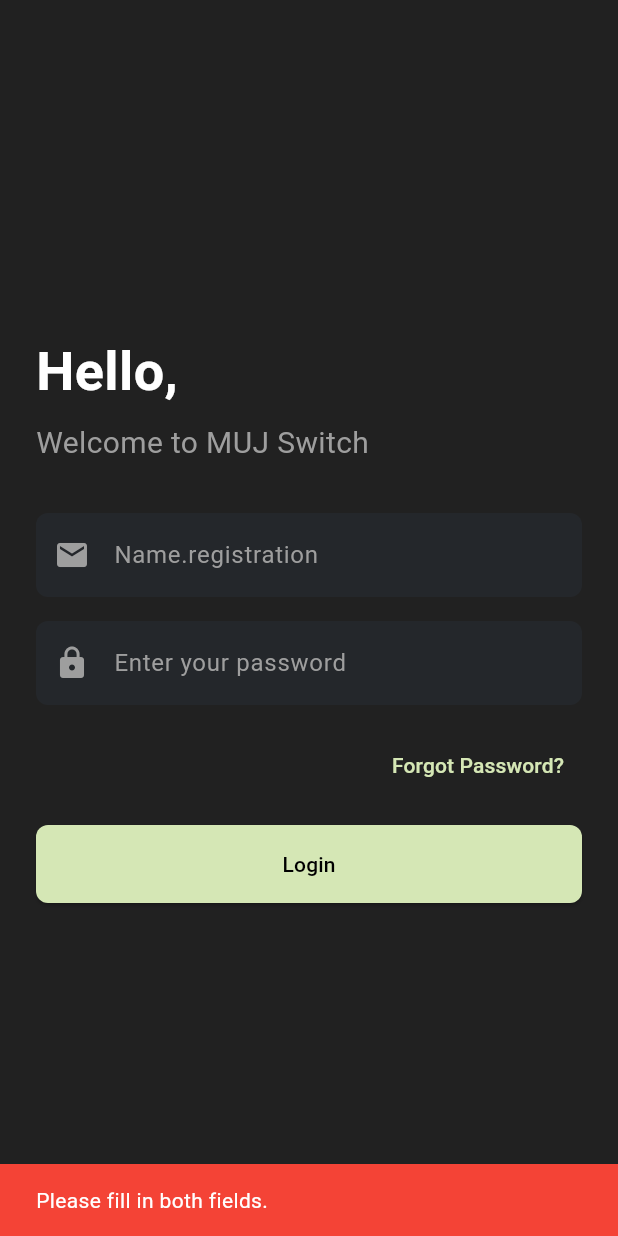
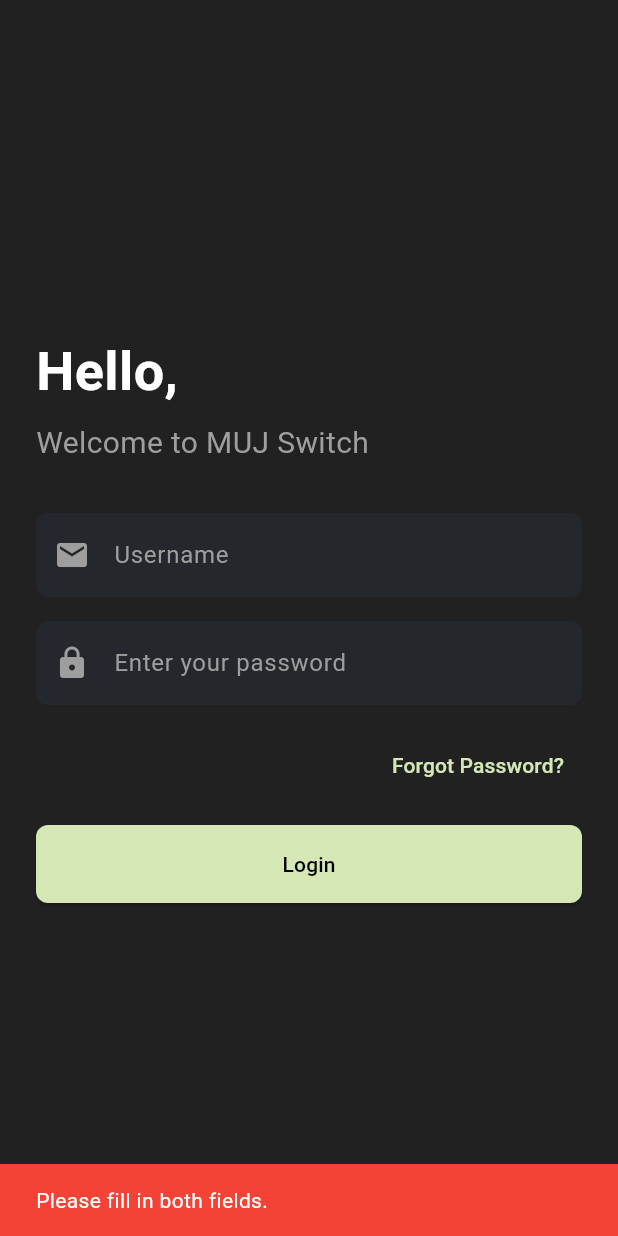
Before and after one commit to DK10WS/SLCM_APP, a Flutter app: the screen it shows after launch, after a tap on "Login", on a phone screen of 412 x 824 dp. Run offline on Flutter 3.47's test engine with Material 3 defaults, Android fonts, the phone set to English and light mode, and no system bars; our stand-ins replace firebase_core, fl_chart, flutter_svg, shared_preferences; accounts and stored records are empty; network calls fail.

```diff
--- a/lib/login.dart
+++ b/lib/login.dart
@@ -7,6 +7,7 @@ import 'package:shared_preferences/shared_preferences.dart';
 import 'home_page.dart';
 import 'package:url_launcher/url_launcher.dart';
 import 'session_manager.dart';
+import 'redirects.dart';
 
 class MyLogin extends StatefulWidget {
   const MyLogin({super.key});
@@ -79,13 +80,7 @@ class _MyLoginState extends State<MyLogin> {
       return null;
     }
 
-    const baseurl = "http://34.131.23.80/api/login";
-
-    final headers = {
-      "User-Agent":
-          "Mozilla/5.0 (Windows NT 10.0; Win64; x64) AppleWebKit/537.36 (KHTML, like Gecko) Chrome/117.0.0.0 Safari/537.36",
-      "Content-Type": "application/json",
-    };
+    final baseurl = loginURL;
 
     final payload = jsonEncode({
       "username": username,
@@ -96,7 +91,7 @@ class _MyLoginState extends State<MyLogin> {
 
     try {
       final response = await session.post(Uri.parse(baseurl),
-          body: payload, headers: headers);
+          body: payload, headers: header);
 
       if (response.statusCode == 200) {
         _saveCredentials(username, password);
@@ -169,12 +164,16 @@ class _MyLoginState extends State<MyLogin> {
                 decoration: InputDecoration(
                   filled: true,
                   fillColor: const Color(0xFF24272B),
-                  hintText: 'Name.registration',
+                  hintText: 'Username',
                   hintStyle: const TextStyle(color: Colors.grey),
                   prefixIcon: const Icon(Icons.email, color: Colors.grey),
                   border: OutlineInputBorder(
                     borderRadius: BorderRadius.circular(8.0),
                     borderSide: BorderSide.none,
+                  ),
+                  suffix: Text(
+                    '@muj.manipal.edu',
+                    style: TextStyle(color: Colors.grey),
                   ),
                 ),
                 style: const TextStyle(color: Colors.white),
```
Also changed, not shown: lib/Attendance.dart (+3 -8 lines), lib/cgpa.dart (+4 -7 lines), lib/grades.dart (+3 -8 lines), lib/home_page.dart (+6 -1 lines), lib/information.dart (+5 -9 lines), lib/marks.dart (+3 -7 lines), lib/redirects.dart (added, +15 -0 lines), lib/timetable.dart (+5 -14 lines).
